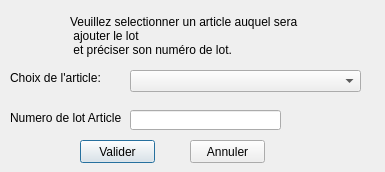
The window that f_lot.ui (expansia/PEAO) describes before a commit, drawn with Qt 5.
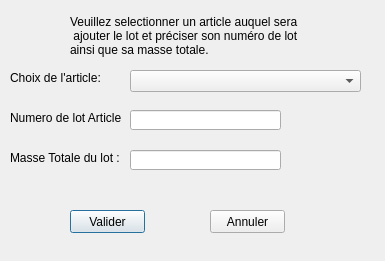
The same window after the commit.

Diff of the .ui file:
```diff
--- a/f_lot.ui
+++ b/f_lot.ui
@@ -7,21 +7,9 @@
     <x>0</x>
     <y>0</y>
     <width>385</width>
-    <height>172</height>
+    <height>261</height>
    </rect>
   </property>
-  <property name="minimumSize">
-   <size>
-    <width>385</width>
-    <height>172</height>
-   </size>
-  </property>
-  <property name="maximumSize">
-   <size>
-    <width>385</width>
-    <height>172</height>
-   </size>
-  </property>
   <property name="windowTitle">
    <string>Formulaire Lot</string>
   </property>
@@ -82,15 +70,15 @@
    </property>
    <property name="text">
     <string>Veuillez selectionner un article auquel sera
- ajouter le lot
- et préciser son numéro de lot.</string>
+ ajouter le lot et préciser son numéro de lot 
+ainsi que sa masse totale.</string>
    </property>
   </widget>
   <widget class="QPushButton" name="btValiderFormLot">
    <property name="geometry">
     <rect>
-     <x>80</x>
-     <y>140</y>
+     <x>70</x>
+     <y>210</y>
      <width>75</width>
      <height>23</height>
     </rect>
@@ -102,8 +90,8 @@
   <widget class="QPushButton" name="btAnnulerFormLot">
    <property name="geometry">
     <rect>
-     <x>190</x>
-     <y>140</y>
+     <x>210</x>
+     <y>210</y>
      <width>75</width>
      <height>23</height>
     </rect>
@@ -112,6 +100,29 @@
     <string>Annuler</string>
    </property>
   </widget>
+  <widget class="QLineEdit" name="leMasseTotaleLot">
+   <property name="geometry">
+    <rect>
+     <x>130</x>
+     <y>150</y>
+     <width>151</width>
+     <height>20</height>
+    </rect>
+   </property>
+  </widget>
+  <widget class="QLabel" name="label_4">
+   <property name="geometry">
+    <rect>
+     <x>10</x>
+     <y>150</y>
+     <width>111</width>
+     <height>16</height>
+    </rect>
+   </property>
+   <property name="text">
+    <string>Masse Totale du lot :</string>
+   </property>
+  </widget>
  </widget>
  <resources/>
  <connections/>
```
